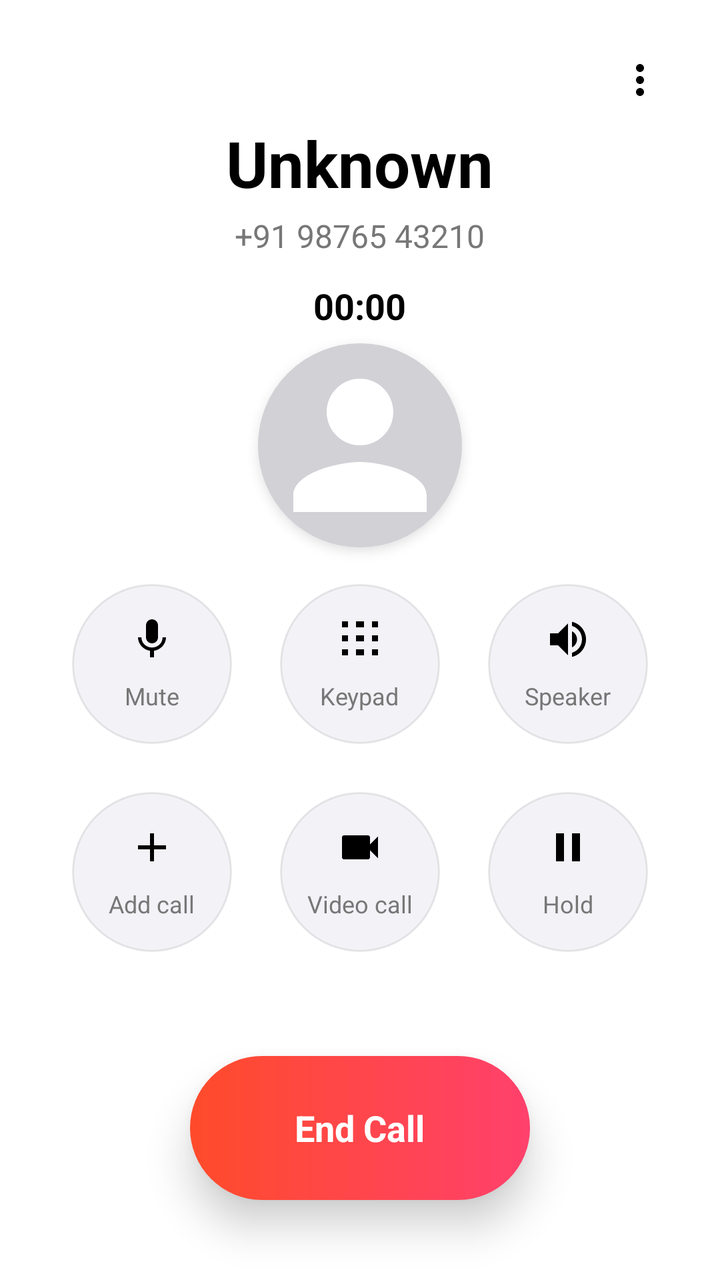
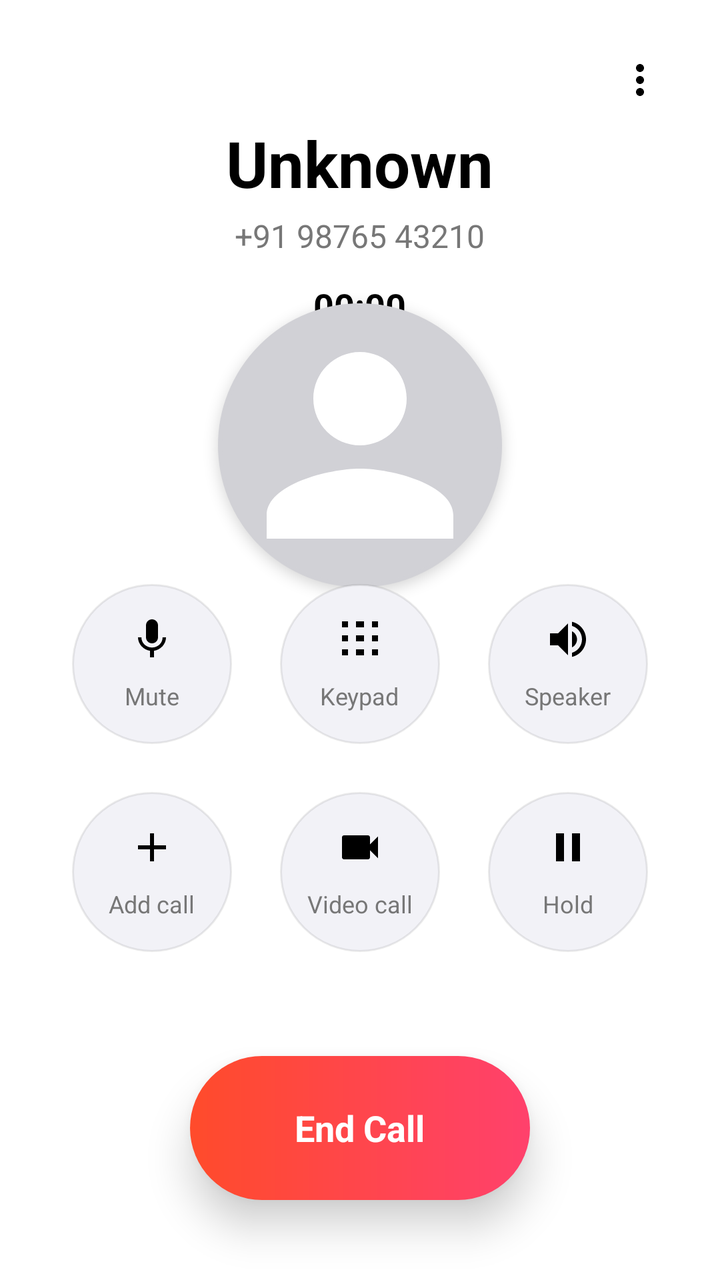

Before-and-after screenshots of an Android layout around one commit, followed by the original layout XML and the change that was made.
<!-- AndroidManifest.xml: activity theme Theme.GDialer.Fullscreen -->
<!-- res/layout/activity_ongoing_call.xml -->
<?xml version="1.0" encoding="utf-8"?>
<androidx.constraintlayout.widget.ConstraintLayout xmlns:android="http://schemas.android.com/apk/res/android"
    xmlns:app="http://schemas.android.com/apk/res-auto"
    xmlns:tools="http://schemas.android.com/tools"
    android:layout_width="match_parent"
    android:layout_height="match_parent"
    android:background="@color/amoled_black"
    android:fitsSystemWindows="true">

    
    <TextureView
        android:id="@+id/textureRemoteVideo"
        android:layout_width="match_parent"
        android:layout_height="match_parent"
        android:visibility="gone" />

    
    <androidx.cardview.widget.CardView
        android:id="@+id/cardLocalPreview"
        android:layout_width="100dp"
        android:layout_height="150dp"
        android:layout_marginTop="100dp"
        android:layout_marginEnd="24dp"
        android:visibility="gone"
        app:cardBackgroundColor="@color/black"
        app:cardCornerRadius="12dp"
        app:cardElevation="8dp"
        app:layout_constraintEnd_toEndOf="parent"
        app:layout_constraintTop_toTopOf="parent">
        <TextureView
            android:id="@+id/textureLocalPreview"
            android:layout_width="match_parent"
            android:layout_height="match_parent" />
    </androidx.cardview.widget.CardView>

    
    <ImageView
        android:id="@+id/btnMore"
        android:layout_width="48dp"
        android:layout_height="48dp"
        android:layout_marginTop="16dp"
        android:layout_marginEnd="16dp"
        android:background="?attr/selectableItemBackgroundBorderless"
        android:clickable="true"
        android:focusable="true"
        android:padding="12dp"
        android:src="@drawable/ic_menu_dots"
        app:layout_constraintEnd_toEndOf="parent"
        app:layout_constraintTop_toTopOf="parent"
        app:tint="@color/text_primary" />

    
    <LinearLayout
        android:id="@+id/layoutTopInfo"
        android:layout_width="match_parent"
        android:layout_height="wrap_content"
        android:layout_marginTop="60dp"
        android:gravity="center"
        android:orientation="vertical"
        app:layout_constraintTop_toTopOf="parent">

        
        <TextView
            android:id="@+id/tvMultiCallSummary"
            android:layout_width="wrap_content"
            android:layout_height="wrap_content"
            android:layout_marginBottom="8dp"
            android:background="@drawable/rounded_card"
            android:backgroundTint="@color/keypad_btn_bg"
            android:paddingHorizontal="16dp"
            android:paddingVertical="6dp"
            android:textColor="@color/text_primary"
            android:textSize="14sp"
            android:visibility="gone"
            android:clickable="true"
            android:focusable="true" />

        <TextView
            android:id="@+id/tvCallerName"
            android:layout_width="wrap_content"
            android:layout_height="wrap_content"
            android:text="Unknown"
            android:textColor="@color/text_primary"
            android:textSize="32sp"
            android:textStyle="bold" />

        <TextView
            android:id="@+id/tvCallerNumber"
            android:layout_width="wrap_content"
            android:layout_height="wrap_content"
            android:layout_marginTop="4dp"
            android:text="+91 98765 43210"
            android:textColor="@color/text_secondary"
            android:textSize="16sp" />

        <TextView
            android:id="@+id/tvCallerLocation"
            android:layout_width="wrap_content"
            android:layout_height="wrap_content"
            android:layout_marginTop="2dp"
            android:textColor="@color/text_secondary"
            android:textSize="14sp"
            android:visibility="gone" />

        <LinearLayout
            android:layout_width="wrap_content"
            android:layout_height="wrap_content"
            android:layout_marginTop="12dp"
            android:gravity="center_vertical"
            android:orientation="horizontal">

            <TextView
                android:id="@+id/tvHdIcon"
                android:layout_width="wrap_content"
                android:layout_height="wrap_content"
                android:layout_marginEnd="8dp"
                android:background="@drawable/rounded_card"
                android:backgroundTint="@color/keypad_btn_bg"
                android:paddingHorizontal="6dp"
                android:paddingVertical="1dp"
                android:text="VoLTE"
                android:textColor="@color/text_primary"
                android:textSize="11sp"
                android:textStyle="bold"
                android:visibility="gone" />

            <TextView
                android:id="@+id/tvWifiIcon"
                android:layout_width="wrap_content"
                android:layout_height="wrap_content"
                android:layout_marginEnd="8dp"
                android:background="@drawable/rounded_card"
                android:backgroundTint="@color/keypad_btn_bg"
                android:paddingHorizontal="6dp"
                android:paddingVertical="1dp"
                android:text="VoWiFi"
                android:textColor="@color/text_primary"
                android:textSize="11sp"
                android:textStyle="bold"
                android:visibility="gone" />

            <TextView
                android:id="@+id/tvCallTimer"
                android:layout_width="wrap_content"
                android:layout_height="wrap_content"
                android:text="00:00"
                android:textColor="@color/text_primary"
                android:textSize="18sp"
                android:textStyle="bold" />
        </LinearLayout>
    </LinearLayout>

    
    <FrameLayout
        android:id="@+id/layoutAvatarPulsing"
        android:layout_width="220dp"
        android:layout_height="220dp"
        app:layout_constraintBottom_toTopOf="@id/barrierBottom"
        app:layout_constraintEnd_toEndOf="parent"
        app:layout_constraintStart_toStartOf="parent"
        app:layout_constraintTop_toBottomOf="@id/layoutTopInfo">

        <View
            android:id="@+id/viewPulse1"
            android:layout_width="match_parent"
            android:layout_height="match_parent"
            android:alpha="0"
            android:background="@drawable/red_circle"
            android:backgroundTint="@color/caller_glow" />

        <View
            android:id="@+id/viewPulse2"
            android:layout_width="match_parent"
            android:layout_height="match_parent"
            android:alpha="0"
            android:background="@drawable/red_circle"
            android:backgroundTint="@color/caller_glow" />

        <com.google.android.material.imageview.ShapeableImageView
            android:id="@+id/ivCallerPhoto"
            android:layout_width="180dp"
            android:layout_height="180dp"
            android:layout_gravity="center"
            android:elevation="4dp"
            android:outlineProvider="background"
            android:scaleType="fitCenter"
            android:background="@drawable/gray_circle"
            android:backgroundTint="@color/divider_color"
            android:src="@drawable/ic_contacts"
            app:tint="@color/white"
            android:padding="40dp"
            app:shapeAppearanceOverlay="@style/CircleImage"
            app:strokeColor="@color/divider_color"
            app:strokeWidth="2dp" />
    </FrameLayout>

    <androidx.constraintlayout.widget.Barrier
        android:id="@+id/barrierBottom"
        android:layout_width="wrap_content"
        android:layout_height="wrap_content"
        app:barrierDirection="top"
        app:constraint_referenced_ids="controlGrid,layoutInCallKeypad" />

    
    <GridLayout
        android:id="@+id/controlGrid"
        android:layout_width="wrap_content"
        android:layout_height="wrap_content"
        android:layout_marginBottom="40dp"
        android:columnCount="3"
        android:rowCount="2"
        app:layout_constraintBottom_toTopOf="@id/btnEndCall"
        app:layout_constraintEnd_toEndOf="parent"
        app:layout_constraintStart_toStartOf="parent">

        <LinearLayout
            android:id="@+id/btnMute"
            style="@style/SamsungControlContainer">
            <ImageView
                android:id="@+id/ivMute"
                style="@style/SamsungControlIcon"
                android:src="@drawable/ic_mic" />
            <TextView
                android:id="@+id/tvMute"
                style="@style/SamsungControlText"
                android:text="Mute" />
        </LinearLayout>

        <LinearLayout
            android:id="@+id/btnKeypadToggle"
            style="@style/SamsungControlContainer">
            <ImageView
                android:id="@+id/ivKeypadToggle"
                style="@style/SamsungControlIcon"
                android:src="@drawable/ic_keypad" />
            <TextView
                android:id="@+id/tvKeypadToggle"
                style="@style/SamsungControlText"
                android:text="Keypad" />
        </LinearLayout>

        <LinearLayout
            android:id="@+id/btnSpeaker"
            style="@style/SamsungControlContainer">
            <ImageView
                android:id="@+id/ivSpeaker"
                style="@style/SamsungControlIcon"
                android:src="@drawable/ic_speaker" />
            <TextView
                android:id="@+id/tvSpeaker"
                style="@style/SamsungControlText"
                android:text="Speaker" />
        </LinearLayout>

        <LinearLayout
            android:id="@+id/btnAddCall"
            style="@style/SamsungControlContainer">
            <ImageView
                android:id="@+id/ivAddCall"
                style="@style/SamsungControlIcon"
                android:src="@drawable/ic_add" />
            <TextView
                android:id="@+id/tvAddCall"
                style="@style/SamsungControlText"
                android:text="Add call" />
        </LinearLayout>

        <LinearLayout
            android:id="@+id/btnVideoCallInCall"
            style="@style/SamsungControlContainer">
            <ImageView
                android:id="@+id/ivVideoCallInCall"
                style="@style/SamsungControlIcon"
                android:src="@drawable/ic_video_call" />
            <TextView
                android:id="@+id/tvVideoCallInCall"
                style="@style/SamsungControlText"
                android:text="Video call" />
        </LinearLayout>

        <LinearLayout
            android:id="@+id/btnHold"
            style="@style/SamsungControlContainer">
            <ImageView
                android:id="@+id/ivHold"
                style="@style/SamsungControlIcon"
                android:src="@drawable/ic_hold" />
            <TextView
                android:id="@+id/tvHold"
                style="@style/SamsungControlText"
                android:text="Hold" />
        </LinearLayout>

        <LinearLayout
            android:id="@+id/btnMerge"
            style="@style/SamsungControlContainer"
            android:visibility="gone">
            <ImageView
                android:id="@+id/ivMerge"
                style="@style/SamsungControlIcon"
                android:src="@drawable/ic_message" />
            <TextView
                android:id="@+id/tvMerge"
                style="@style/SamsungControlText"
                android:text="Merge" />
        </LinearLayout>
    </GridLayout>

    
    <LinearLayout
        android:id="@+id/layoutInCallKeypad"
        android:layout_width="match_parent"
        android:layout_height="wrap_content"
        android:layout_marginBottom="20dp"
        android:gravity="center"
        android:orientation="vertical"
        android:visibility="gone"
        app:layout_constraintBottom_toTopOf="@id/btnEndCall">

        <TextView
            android:id="@+id/tvKeypadDigits"
            android:layout_width="match_parent"
            android:layout_height="wrap_content"
            android:gravity="center"
            android:textColor="@color/text_primary"
            android:textSize="28sp"
            android:textStyle="bold"
            android:layout_marginBottom="16dp" />

        <GridLayout
            android:layout_width="wrap_content"
            android:layout_height="wrap_content"
            android:layout_gravity="center"
            android:columnCount="3">
            <FrameLayout style="@style/KeypadButtonFrameCompact" android:id="@+id/btnKey1"><TextView style="@style/KeypadButtonTextCompact" android:text="1" /></FrameLayout>
            <FrameLayout style="@style/KeypadButtonFrameCompact" android:id="@+id/btnKey2"><TextView style="@style/KeypadButtonTextCompact" android:text="2" /></FrameLayout>
            <FrameLayout style="@style/KeypadButtonFrameCompact" android:id="@+id/btnKey3"><TextView style="@style/KeypadButtonTextCompact" android:text="3" /></FrameLayout>
            <FrameLayout style="@style/KeypadButtonFrameCompact" android:id="@+id/btnKey4"><TextView style="@style/KeypadButtonTextCompact" android:text="4" /></FrameLayout>
            <FrameLayout style="@style/KeypadButtonFrameCompact" android:id="@+id/btnKey5"><TextView style="@style/KeypadButtonTextCompact" android:text="5" /></FrameLayout>
            <FrameLayout style="@style/KeypadButtonFrameCompact" android:id="@+id/btnKey6"><TextView style="@style/KeypadButtonTextCompact" android:text="6" /></FrameLayout>
            <FrameLayout style="@style/KeypadButtonFrameCompact" android:id="@+id/btnKey7"><TextView style="@style/KeypadButtonTextCompact" android:text="7" /></FrameLayout>
            <FrameLayout style="@style/KeypadButtonFrameCompact" android:id="@+id/btnKey8"><TextView style="@style/KeypadButtonTextCompact" android:text="8" /></FrameLayout>
            <FrameLayout style="@style/KeypadButtonFrameCompact" android:id="@+id/btnKey9"><TextView style="@style/KeypadButtonTextCompact" android:text="9" /></FrameLayout>
            <FrameLayout style="@style/KeypadButtonFrameCompact" android:id="@+id/btnKeyStar"><TextView style="@style/KeypadButtonTextCompact" android:text="*" /></FrameLayout>
            <FrameLayout style="@style/KeypadButtonFrameCompact" android:id="@+id/btnKey0"><TextView style="@style/KeypadButtonTextCompact" android:text="0" /></FrameLayout>
            <FrameLayout style="@style/KeypadButtonFrameCompact" android:id="@+id/btnKeyHash"><TextView style="@style/KeypadButtonTextCompact" android:text="#" /></FrameLayout>
        </GridLayout>

        <TextView
            android:id="@+id/btnHideKeypad"
            android:layout_width="wrap_content"
            android:layout_height="wrap_content"
            android:layout_gravity="center"
            android:layout_marginTop="12dp"
            android:text="Hide"
            android:textColor="@color/accent_green"
            android:textSize="16sp"
            android:textStyle="bold"
            android:clickable="true"
            android:focusable="true" />
    </LinearLayout>

    
    <FrameLayout
        android:id="@+id/btnEndCall"
        android:layout_width="0dp"
        android:layout_height="72dp"
        android:layout_marginStart="95dp"
        android:layout_marginEnd="95dp"
        android:layout_marginBottom="40dp"
        android:background="@drawable/samsung_end_call_bg"
        android:clickable="true"
        android:elevation="12dp"
        android:focusable="true"
        app:layout_constraintBottom_toBottomOf="parent"
        app:layout_constraintEnd_toEndOf="parent"
        app:layout_constraintStart_toStartOf="parent">

        
        <TextView
            android:layout_width="wrap_content"
            android:layout_height="wrap_content"
            android:layout_gravity="center"
            android:text="End Call"
            android:textColor="#FFFFFF"
            android:textSize="18sp"
            android:textStyle="bold" />

    </FrameLayout>

</androidx.constraintlayout.widget.ConstraintLayout>
<!-- resources referenced by this layout -->
<resources>
  <color name="accent_green">#34C759</color>
  <color name="amoled_black">#FFFFFF</color>
  <color name="black">#000000</color>
  <color name="caller_glow">#1A000000</color>
  <color name="divider_color">#D1D1D6</color>
  <color name="keypad_btn_bg">#FFFFFF</color>
  <color name="text_primary">#000000</color>
  <color name="text_secondary">#777777</color>
  <color name="white">#FFFFFF</color>
  <!-- drawable ic_add (drawable) -->
  <vector xmlns:android="http://schemas.android.com/apk/res/android"
      android:width="24dp"
      android:height="24dp"
      android:viewportWidth="24"
      android:viewportHeight="24">
      <path
          android:fillColor="#FFFFFF"
          android:pathData="M19,13h-6v6h-2v-6H5v-2h6V5h2v6h6v2z"/>
  </vector>
  <!-- drawable ic_hold (drawable) -->
  <vector xmlns:android="http://schemas.android.com/apk/res/android"
      android:width="24dp"
      android:height="24dp"
      android:viewportWidth="24"
      android:viewportHeight="24">
      <path
          android:fillColor="#FFFFFF"
          android:pathData="M6,19h4V5H6v14zm8,-14v14h4V5h-4z"/>
  </vector>
  <!-- drawable ic_message (drawable) -->
  <vector xmlns:android="http://schemas.android.com/apk/res/android"
      android:width="24dp"
      android:height="24dp"
      android:viewportWidth="24"
      android:viewportHeight="24">
      <path
          android:fillColor="#FFFFFF"
          android:pathData="M20,2H4C2.9,2 2,2.9 2,4v18l4,-4h14c1.1,0 2,-0.9 2,-2V4C22,2.9 21.1,2 20,2zM20,14H6l-2,2V4h16V14z"/>
  </vector>
  <!-- drawable rounded_card (drawable) -->
  <?xml version="1.0" encoding="utf-8"?>
  <shape xmlns:android="http://schemas.android.com/apk/res/android"
      android:shape="rectangle">
      <solid android:color="@color/card_bg" />
      <corners android:radius="@dimen/oneui_card_radius" />
      <stroke android:width="1dp" android:color="#1AFFFFFF" />
  </shape>
  <style name="CircleImage">
          <item name="cornerFamily">rounded</item>
          <item name="cornerSize">50%</item>
      </style>
  <style name="KeypadButtonFrameCompact">
          <item name="android:layout_width">60dp</item>
          <item name="android:layout_height">60dp</item>
          <item name="android:layout_margin">6dp</item>
          <item name="android:background">@drawable/keypad_button</item>
          <item name="android:clickable">true</item>
          <item name="android:focusable">true</item>
      </style>
  <style name="KeypadButtonTextCompact">
          <item name="android:layout_width">wrap_content</item>
          <item name="android:layout_height">wrap_content</item>
          <item name="android:layout_gravity">center</item>
          <item name="android:textColor">@color/text_primary</item>
          <item name="android:textSize">22sp</item>
          <item name="android:textStyle">normal</item>
      </style>
  <style name="SamsungControlIcon">
          <item name="android:layout_width">24dp</item>
          <item name="android:layout_height">24dp</item>
          <item name="android:layout_gravity">center</item>
          <item name="android:tint">@color/text_primary</item>
      </style>
  <style name="Theme.GDialer.Fullscreen" parent="Theme.GDialer">
          <item name="android:windowFullscreen">true</item>
          <item name="android:windowContentOverlay">@null</item>
      </style>
  <color name="card_bg">#FFFFFF</color>
  <dimen name="oneui_card_radius">24dp</dimen>
  <color name="ripple_color">#15000000</color>
  <color name="keypad_btn_pressed">#E5E5EA</color>
  <color name="glass_white_pressed">#E5E5EA</color>
  <color name="glass_white">#F2F2F7</color>
  <color name="glass_border">#15000000</color>
  <color name="gray_light">#888888</color>
  <color name="app_background">#F2F2F7</color>
  <color name="nav_bar_color">#FFFFFF</color>
  <color name="status_bar_color">#FFFFFF</color>
  <!-- unchanged entries left out for length: 14 -->
</resources>

<!-- the commit's change to res/layout/activity_ongoing_call.xml (unified diff, before → after) -->
@@ -178,12 +178,12 @@
 
         <com.google.android.material.imageview.ShapeableImageView
             android:id="@+id/ivCallerPhoto"
-            android:layout_width="180dp"
-            android:layout_height="180dp"
+            android:layout_width="match_parent"
+            android:layout_height="match_parent"
             android:layout_gravity="center"
             android:elevation="4dp"
             android:outlineProvider="background"
-            android:scaleType="fitCenter"
+            android:scaleType="centerCrop"
             android:background="@drawable/gray_circle"
             android:backgroundTint="@color/divider_color"
             android:src="@drawable/ic_contacts"
